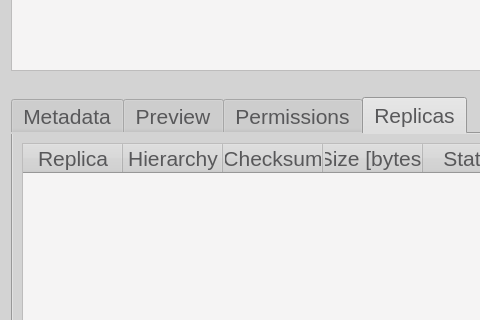
Above: ibridgesgui/ui_files/tabBrowser.ui from iBridges-for-iRODS/iBridges-GUI before the change; both pictures show x 0 to 480 and y 353 to 673 of the 1307 by 846 pixel window. Below: the same form after it.
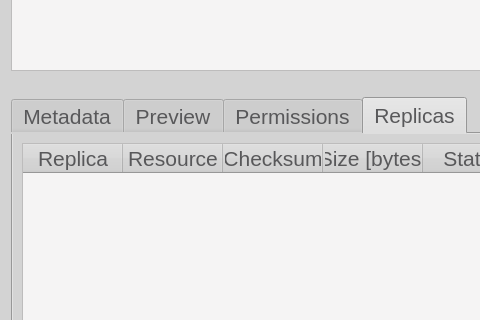
That is the form after the change. The open tabs and pages were chosen to show the change. Icons and pictures are not drawn.

Commit message: fix resource info

Patch:
```diff
--- a/ibridgesgui/ui_files/tabBrowser.ui
+++ b/ibridgesgui/ui_files/tabBrowser.ui
@@ -729,7 +729,7 @@
          </column>
          <column>
           <property name="text">
-           <string>Hierarchy</string>
+           <string>Resource</string>
           </property>
          </column>
          <column>
```
The commit also changes 4 other files.
